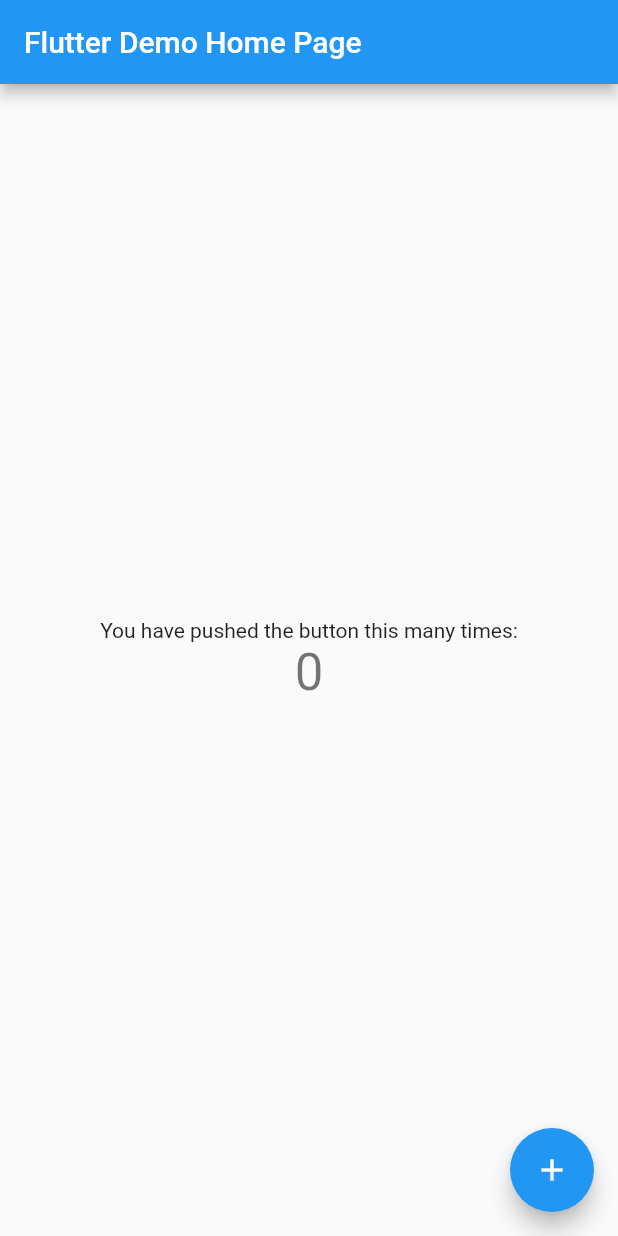
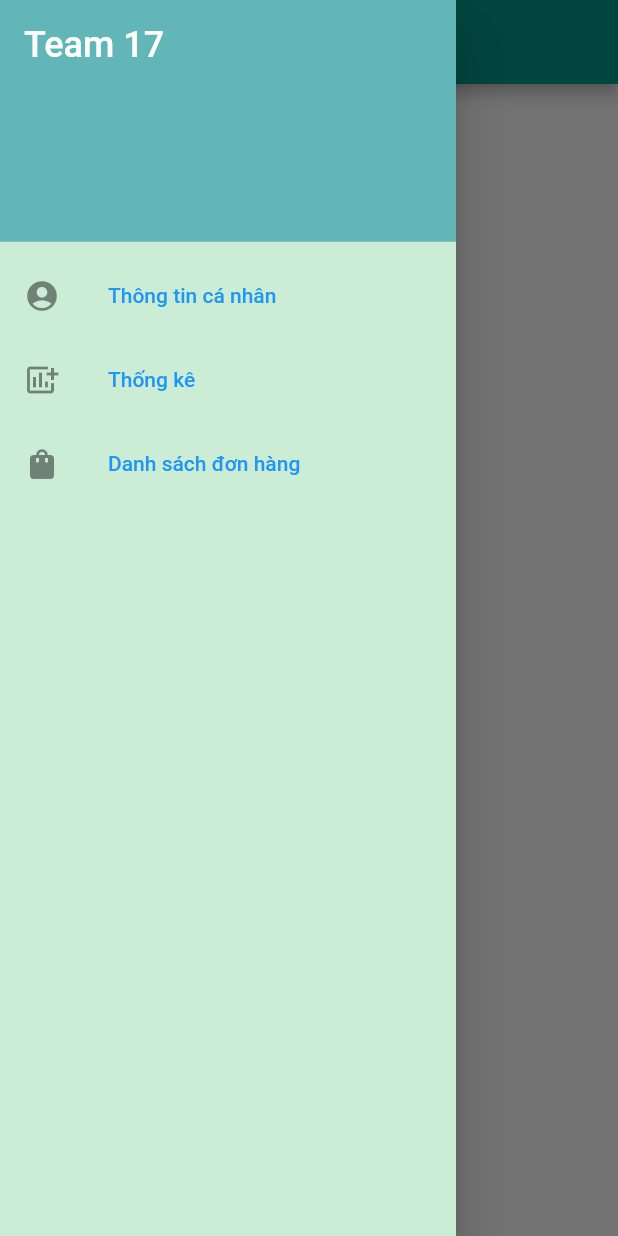
Before and after one commit to CaptainOfHKH/gr_17_banhang, a Flutter app: the screen it shows after launch, with the side drawer open (before the commit the screen has no drawer), on a phone screen of 412 x 824 dp. Run offline on Flutter 3.47's test engine with Material 2 defaults, Android fonts, the light colour scheme and no system bars.

Commit message:
add drawer by Minh Tam

```diff
--- /dev/null
+++ b/lib/const/colors.dart
@@ -0,0 +1,5 @@
+import 'dart:ui';
+
+const colorMain = Color(0xff439A97);
+const colorMain2 = Color(0xff62B6B7);
+const colorLight = Color(0xffCBEDD5);
--- a/lib/index.dart
+++ b/lib/index.dart
@@ -1,15 +1,20 @@
 import 'package:flutter/material.dart';
+import 'package:flutter/src/widgets/container.dart';
+import 'package:flutter/src/widgets/framework.dart';
+import 'package:gr_17_banhang/const/colors.dart';
+import 'package:gr_17_banhang/teamplate/drawer_Screen.dart';
 
-class Index extends StatefulWidget {
-  const Index({super.key});
+class IndexScreen extends StatelessWidget {
+  const IndexScreen({super.key});
 
   @override
-  State<Index> createState() => _IndexState();
-}
-
-class _IndexState extends State<Index> {
-  @override
   Widget build(BuildContext context) {
-    return Container();
+    return Scaffold(
+        appBar: AppBar(
+          title: const Text("Team 17"),
+          centerTitle: true,
+        ),
+        body: const Text("Màn Hình Trang Chủ"),
+        drawer: const DrawerScreen(idx: 0));
   }
 }
--- a/lib/main.dart
+++ b/lib/main.dart
@@ -1,4 +1,5 @@
 import 'package:flutter/material.dart';
+import 'package:gr_17_banhang/index.dart';
 
 void main() {
   runApp(const MyApp());
@@ -7,109 +8,19 @@
 class MyApp extends StatelessWidget {
   const MyApp({super.key});
 
-  // This widget is the root of your application.
   @override
   Widget build(BuildContext context) {
     return MaterialApp(
-      title: 'Flutter Demo',
+      title: 'App Quản Lý Tài Khoản Cá Nhân',
       theme: ThemeData(
-        // This is the theme of your application.
-        //
-        // Try running your application with "flutter run". You'll see the
-        // application has a blue toolbar. Then, without quitting the app, try
-        // changing the primarySwatch below to Colors.green and then invoke
-        // "hot reload" (press "r" in the console where you ran "flutter run",
-        // or simply save your changes to "hot reload" in a Flutter IDE).
-        // Notice that the counter didn't reset back to zero; the application
-        // is not restarted.
-        primarySwatch: Colors.blue,
+        primarySwatch: Colors.teal,
       ),
-      home: const MyHomePage(title: 'Flutter Demo Home Page'),
+      supportedLocales: {const Locale('en', ' ')},
+      debugShowCheckedModeBanner: false,
+      initialRoute: '/',
+      routes: {
+        '/': (context) => const IndexScreen(),
+      },
     );
   }
 }
-
-class MyHomePage extends StatefulWidget {
-  const MyHomePage({super.key, required this.title});
-
-  // This widget is the home page of your application. It is stateful, meaning
-  // that it has a State object (defined below) that contains fields that affect
-  // how it looks.
-
-  // This class is the configuration for the state. It holds the values (in this
-  // case the title) provided by the parent (in this case the App widget) and
-  // used by the build method of the State. Fields in a Widget subclass are
-  // always marked "final".
-
-  final String title;
-
-  @override
-  State<MyHomePage> createState() => _MyHomePageState();
-}
-
-class _MyHomePageState extends State<MyHomePage> {
-  int _counter = 0;
-
-  void _incrementCounter() {
-    setState(() {
-      // This call to setState tells the Flutter framework that something has
-      // changed in this State, which causes it to rerun the build method below
-      // so that the display can reflect the updated values. If we changed
-      // _counter without calling setState(), then the build method would not be
-      // called again, and so nothing would appear to happen.
-      _counter++;
-    });
-  }
-
-  @override
-  Widget build(BuildContext context) {
-    // This method is rerun every time setState is called, for instance as done
-    // by the _incrementCounter method above.
-    //
-    // The Flutter framework has been optimized to make rerunning build methods
-    // fast, so that you can just rebuild anything that needs updating rather
-    // than having to individually change instances of widgets.
-    return Scaffold(
-      appBar: AppBar(
-        // Here we take the value from the MyHomePage object that was created by
-        // the App.build method, and use it to set our appbar title.
-        title: Text(widget.title),
-      ),
-      body: Center(
-        // Center is a layout widget. It takes a single child and positions it
-        // in the middle of the parent.
-        child: Column(
-          // Column is also a layout widget. It takes a list of children and
-          // arranges them vertically. By default, it sizes itself to fit its
-          // children horizontally, and tries to be as tall as its parent.
-          //
-          // Invoke "debug painting" (press "p" in the console, choose the
-          // "Toggle Debug Paint" action from the Flutter Inspector in Android
-          // Studio, or the "Toggle Debug Paint" command in Visual Studio Code)
-          // to see the wireframe for each widget.
-          //
-          // Column has various properties to control how it sizes itself and
-          // how it positions its children. Here we use mainAxisAlignment to
-          // center the children vertically; the main axis here is the vertical
-          // axis because Columns are vertical (the cross axis would be
-          // horizontal).
-          mainAxisAlignment: MainAxisAlignment.center,
-          children: <Widget>[
-            const Text(
-              'You have pushed the button this many times:',
-            ),
-            Text(
-              '$_counter',
-              style: Theme.of(context).textTheme.headline4,
-            ),
-          ],
-        ),
-      ),
-      floatingActionButton: FloatingActionButton(
-        onPressed: _incrementCounter,
-        tooltip: 'Increment',
-        child: const Icon(Icons.add),
-      ), // This trailing comma makes auto-formatting nicer for build methods.
-    );
-  }
-}
--- /dev/null
+++ b/lib/teamplate/drawer_screen.dart
@@ -0,0 +1,51 @@
+import 'package:flutter/material.dart';
+import 'package:flutter/src/widgets/container.dart';
+import 'package:flutter/src/widgets/framework.dart';
+import 'package:gr_17_banhang/const/colors.dart';
+
+class DrawerScreen extends StatelessWidget {
+  const DrawerScreen({super.key, required this.idx});
+  // ignore: prefer_typing_uninitialized_variables
+  final idx;
+  @override
+  Widget build(BuildContext context) {
+    return Drawer(
+      backgroundColor: colorLight,
+      child: ListView(
+        children: <Widget>[
+          const DrawerHeader(
+            decoration: BoxDecoration(color: colorMain2),
+            child: Text(
+              'Team 17',
+              style: TextStyle(color: Colors.white, fontSize: 24),
+            ),
+          ),
+          ListTile(
+            title: Text(
+              'Thông tin cá nhân',
+              style: TextStyle(color: (idx == 0) ? Colors.blue : Colors.grey),
+            ),
+            leading: const Icon(Icons.account_circle),
+            onTap: () {},
+          ),
+          ListTile(
+            title: Text(
+              'Thống kê',
+              style: TextStyle(color: (idx == 0) ? Colors.blue : Colors.grey),
+            ),
+            leading: Icon(Icons.add_chart),
+            onTap: () {},
+          ),
+          ListTile(
+            title: Text(
+              'Danh sách đơn hàng',
+              style: TextStyle(color: (idx == 0) ? Colors.blue : Colors.grey),
+            ),
+            leading: Icon(Icons.shopping_bag),
+            onTap: () {},
+          ),
+        ],
+      ),
+    );
+  }
+}
```
Also changed, not shown: lib/teamplate/profile_screen.dart (added).
